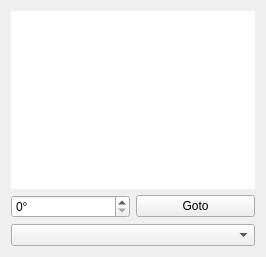
Qt form ui/RotatorWidget.ui (k5mcd/QLog) before a commit.
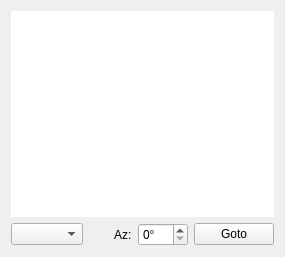
The same form after that commit.

Commit message: Rig/Rog Widget tweaking - no function change

Patch:
```diff
--- a/ui/RotatorWidget.ui
+++ b/ui/RotatorWidget.ui
@@ -6,7 +6,7 @@
    <rect>
     <x>0</x>
     <y>0</y>
-    <width>266</width>
+    <width>285</width>
     <height>257</height>
    </rect>
   </property>
@@ -32,8 +32,37 @@
    </item>
    <item>
     <layout class="QHBoxLayout" name="horizontalLayout">
+     <item>
+      <widget class="QComboBox" name="rotProfileCombo"/>
+     </item>
+     <item>
+      <spacer name="horizontalSpacer">
+       <property name="orientation">
+        <enum>Qt::Horizontal</enum>
+       </property>
+       <property name="sizeHint" stdset="0">
+        <size>
+         <width>40</width>
+         <height>20</height>
+        </size>
+       </property>
+      </spacer>
+     </item>
+     <item>
+      <widget class="QLabel" name="azLabel">
+       <property name="text">
+        <string>Az:</string>
+       </property>
+      </widget>
+     </item>
      <item>
       <widget class="QSpinBox" name="gotoSpinBox">
+       <property name="maximumSize">
+        <size>
+         <width>50</width>
+         <height>16777215</height>
+        </size>
+       </property>
        <property name="focusPolicy">
         <enum>Qt::ClickFocus</enum>
        </property>
@@ -60,9 +89,6 @@
      </item>
     </layout>
    </item>
-   <item>
-    <widget class="QComboBox" name="rotProfileCombo"/>
-   </item>
   </layout>
  </widget>
  <resources/>
```
The commit also changes 2 other files.
